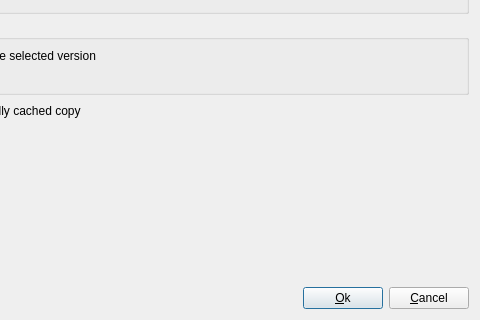
Old version of the form rbutil/rbutilqt/installfrm.ui in the repository Rockbox-Chinese-Community/Rockbox-RCC; both pictures show x 120 to 600 and y 130 to 450 of the 600 by 450 pixel window.
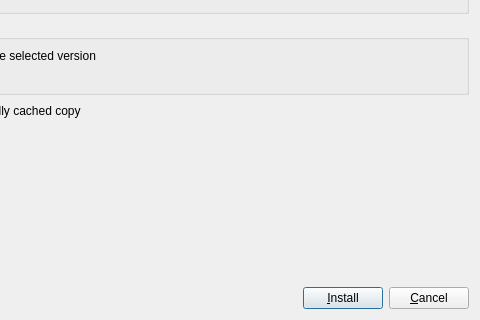
New version of the form. Icons and pictures are not drawn.

Commit message: Change some validation button labels from "Ok" to "Install" or "Uninstall".

Patch:
```diff
--- a/rbutil/rbutilqt/installfrm.ui
+++ b/rbutil/rbutilqt/installfrm.ui
@@ -139,7 +139,7 @@
      <item>
       <widget class="QPushButton" name="buttonOk" >
        <property name="text" >
-        <string>&amp;Ok</string>
+        <string>&amp;Install</string>
        </property>
        <property name="icon" >
         <iconset resource="rbutilqt.qrc" >:/icons/icons/go-next.png</iconset>
```
The commit also changes 3 other files.
